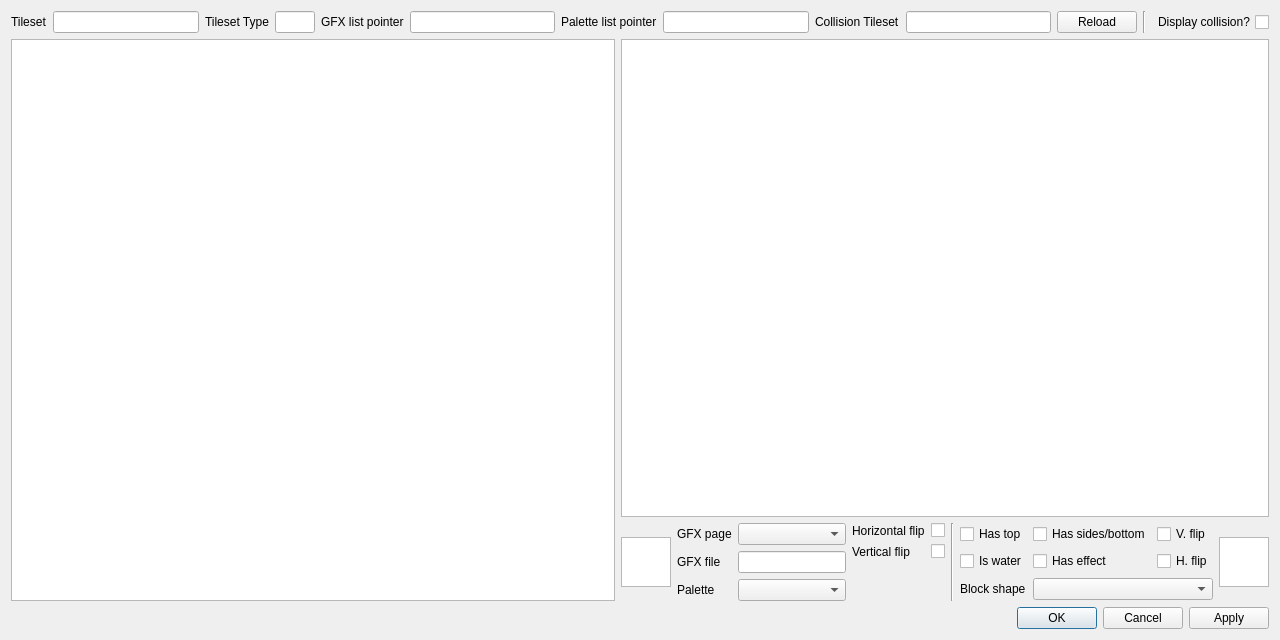
Above: dsvedit/tileset_editor.ui from LagoLunatic/DSVEdit before the change. Below: the same form after it.
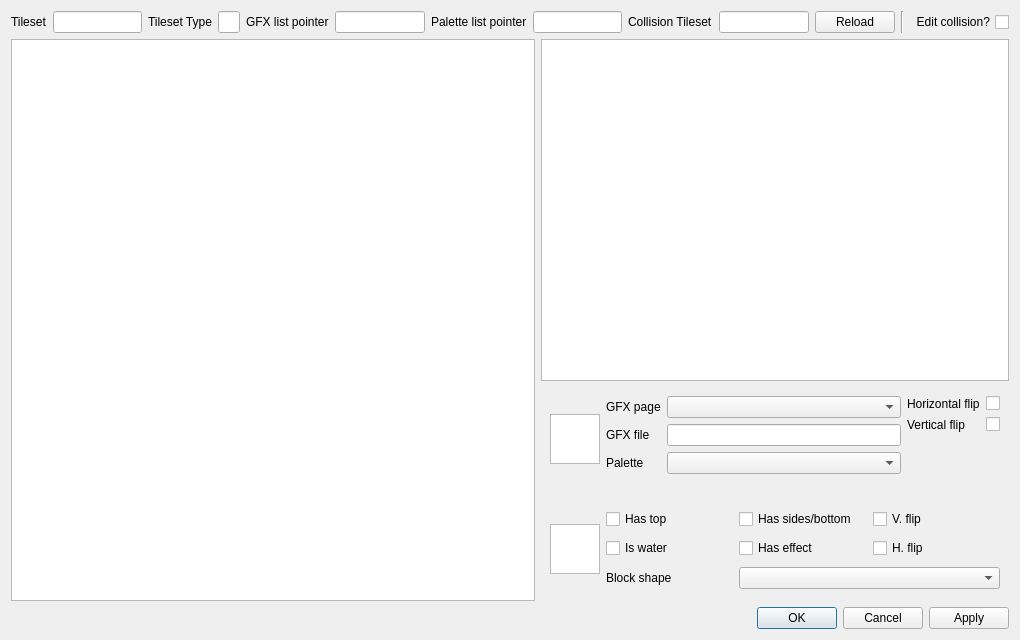
That is the form after the change.

Commit message: Tileset editor: Hide collision editing options when not editing collision

```diff
--- a/dsvedit/tileset_editor.ui
+++ b/dsvedit/tileset_editor.ui
@@ -6,7 +6,7 @@
    <rect>
     <x>0</x>
     <y>0</y>
-    <width>1280</width>
+    <width>1020</width>
     <height>640</height>
    </rect>
   </property>
@@ -93,7 +93,7 @@
         <enum>Qt::RightToLeft</enum>
        </property>
        <property name="text">
-        <string>Display collision?</string>
+        <string>Edit collision?</string>
        </property>
       </widget>
      </item>
@@ -124,7 +124,16 @@
         </widget>
        </item>
        <item>
-        <layout class="QHBoxLayout" name="horizontalLayout">
+        <layout class="QVBoxLayout" name="verticalLayout_3">
+         <item>
+          <widget class="QWidget" name="edit_graphics_group" native="true">
+           <property name="minimumSize">
+            <size>
+             <width>0</width>
+             <height>104</height>
+            </size>
+           </property>
+           <layout class="QHBoxLayout" name="edit_graphics_layout">
          <item>
           <widget class="QGraphicsView" name="selected_tile_graphics_view">
            <property name="maximumSize">
@@ -214,10 +223,25 @@
            </item>
           </layout>
          </item>
+           </layout>
+          </widget>
+         </item>
          <item>
-          <widget class="Line" name="line">
-           <property name="orientation">
-            <enum>Qt::Vertical</enum>
+          <widget class="QWidget" name="edit_collision_group" native="true">
+           <property name="minimumSize">
+            <size>
+             <width>0</width>
+             <height>104</height>
+            </size>
+           </property>
+           <layout class="QHBoxLayout" name="edit_collision_layout">
+            <item>
+             <widget class="QGraphicsView" name="selected_tile_collision_graphics_view">
+              <property name="maximumSize">
+               <size>
+                <width>50</width>
+                <height>50</height>
+               </size>
            </property>
           </widget>
          </item>
@@ -277,14 +301,7 @@
            </item>
           </layout>
          </item>
-         <item>
-          <widget class="QGraphicsView" name="selected_tile_collision_graphics_view">
-           <property name="maximumSize">
-            <size>
-             <width>50</width>
-             <height>50</height>
-            </size>
-           </property>
+           </layout>
           </widget>
          </item>
         </layout>
```
Lines whose indentation alone changed are shown as unchanged. The commit also changes 1 other file.
